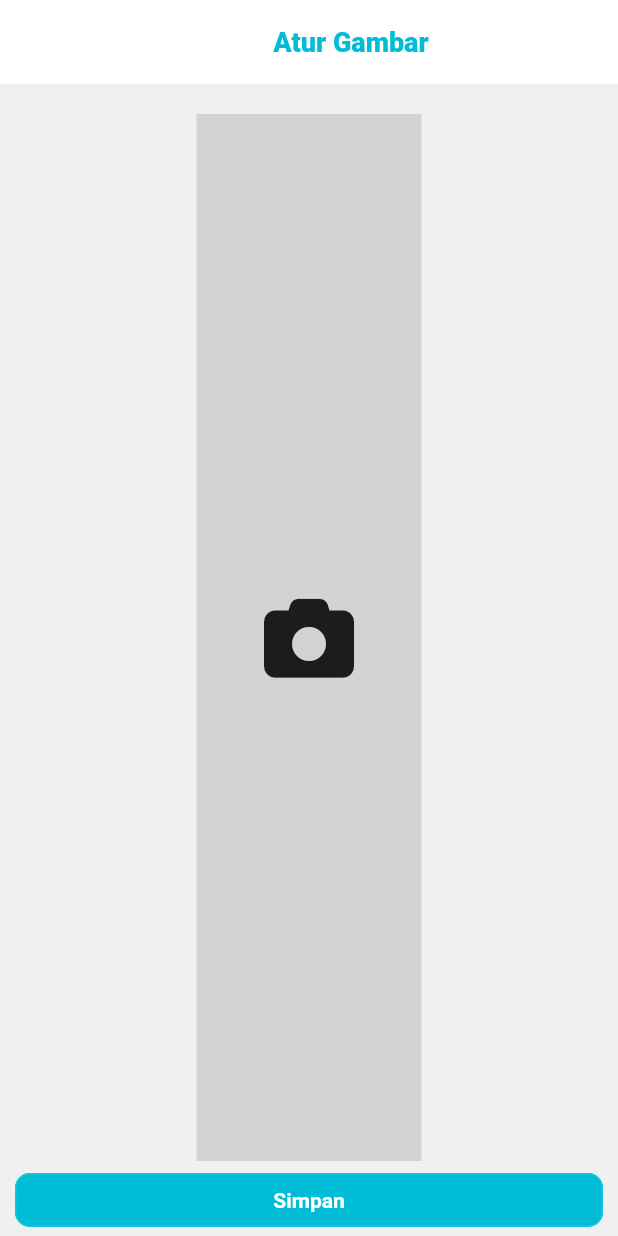
After one commit to bucillo/pesenansayurbaru, a Flutter app: the ContentOrderImage screen opened directly, on a phone screen of 412 x 824 dp. The commit adds this screen. Run offline on Flutter 3.47's test engine with Material 2 defaults, Android fonts, the phone set to English and light mode, and no system bars; our stand-ins replace cached_network_image, flutter_icons, image_picker, package_info, shared_preferences; missing offline and left inert: dart:ffi; accounts and stored records are empty; network calls fail.

Commit message:
Revisi Image

```diff
--- a/lib/models/order.dart
+++ b/lib/models/order.dart
@@ -12,12 +12,14 @@ class Order {
   final String statusConfirm;
   final String imageSent;
   final String imageReceipt;
+  final String image;
   final String active;
 
   Order(
       {this.id = "0",
       this.imageSent = "",
       this.imageReceipt = "",
+      this.image = "",
       this.code,
       this.date,
       this.customerName,
@@ -38,6 +40,7 @@ class Order {
         statusConfirm = json["status_confirm"],
         imageSent = json["image_sent"],
         imageReceipt = json["image_receipt"],
+        image = json["image"],
         active = json["active"];
 
   Map<String, dynamic> toJson() => <String, dynamic>{
@@ -51,6 +54,7 @@ class Order {
         'status_confirm': this.statusConfirm,
         'image_sent': this.imageSent,
         'image_receipt': this.imageReceipt,
+        'image': this.image,
         'active': this.active
       };
 
@@ -176,6 +180,28 @@ class Order {
     return response;
   }
 
+
+  static Future<Map> setImage(
+      {@required BuildContext context,
+      @required String code,
+      @required String attachment,
+      bool showLoading = true}) async {
+    Map _parameter = {
+      "token": Global.getShared(key: Prefs.PREFS_USER_TOKEN),
+      "hash": Global.getShared(key: Prefs.PREFS_USER_HASH),
+      "code": code,
+      "attachment": attachment
+    };
+
+    final response = await Global.postTimeout(
+        context: context,
+        url: "Transaksi_Pembelian/setImageData",
+        data: _parameter,
+        withLoading: showLoading);
+
+    return response;
+  }
+
   static Future<Map> delete(
       {@required BuildContext context,
       @required String code,
--- /dev/null
+++ b/lib/screens/content_order_image.dart
@@ -0,0 +1,138 @@
+import 'dart:io';
+
+import 'package:PesenSayur/models/api.dart';
+import 'package:PesenSayur/models/order.dart';
+import 'package:PesenSayur/util/const.dart';
+import 'package:PesenSayur/util/dialog.dart';
+import 'package:PesenSayur/util/global.dart';
+import 'package:flutter/material.dart';
+import 'package:flutter_icons/flutter_icons.dart';
+import 'package:image_picker/image_picker.dart';
+
+class ContentOrderImage extends StatefulWidget {
+  final Order order;
+  const ContentOrderImage({Key key, this.order}) : super(key: key);
+
+  @override
+  _ContentOrderImageState createState() => _ContentOrderImageState();
+}
+
+class _ContentOrderImageState extends State<ContentOrderImage> {
+  File image;
+
+  @override
+  void initState() {
+    super.initState();
+  }
+
+  @override
+  Widget build(BuildContext context) {
+    return WillPopScope(
+      // ignore: missing_return
+      onWillPop: () {
+        Navigator.of(context).pop(true);
+      },
+      child: SafeArea(
+          child: Scaffold(
+        appBar: AppBar(
+            backgroundColor: Colors.white,
+            title: Center(
+                child: Text(
+              "Atur Gambar",
+              style: TextStyle(color: Constants.lightAccent),
+            ))),
+        body: _content(),
+      )),
+    );
+  }
+
+  Widget _content() {
+    return Container(
+      margin: EdgeInsets.only(top: 20),
+      padding: EdgeInsets.symmetric(horizontal: 10),
+      child: Stack(
+        children: [
+          Align(
+            alignment: Alignment.bottomCenter,
+            child: Container(
+              margin: EdgeInsets.only(top: 50),
+              width: double.infinity,
+              child: FlatButton(
+                child: Text(
+                  "Simpan",
+                  style: TextStyle(fontSize: 14, fontWeight: FontWeight.w600),
+                ),
+                shape: new RoundedRectangleBorder(
+                  borderRadius: new BorderRadius.circular(10),
+                  side: BorderSide(color: Constants.darkAccent),
+                ),
+                color: Constants.lightAccent,
+                textColor: Colors.white,
+                onPressed: submit,
+              ),
+            ),
+          ),
+          Container(
+            margin: const EdgeInsets.only(bottom: 50),
+            child: Center(
+              child: Column(
+                mainAxisAlignment: MainAxisAlignment.center,
+                crossAxisAlignment: CrossAxisAlignment.center,
+                children: [
+                  Expanded(
+                    flex: 1,
+                    child: GestureDetector(
+                      onTap: () => picker(context, ImageSource.camera),
+                      child: Container(
+                        width: 150,
+                        height: 250,
+                        color: Colors.black12,
+                        child: (image == null)
+                            ? Icon(FontAwesome.camera, size: 60)
+                            : Image.file(image, width: 300),
+                      ),
+                    ),
+                  ),
+                ],
+              ),
+            ),
+          ),
+        ],
+      ),
+    );
+  }
+
+  void submit() async {
+    if (image == null) {
+      Dialogs.showSimpleText(
+          context: context, text: "Foto pesanan terlebih dahulu");
+    }
+    else {
+      final response = API.fromJson(await Order.setImage(
+          context: context,
+          code: widget.order.id,
+          attachment: Global.base64Image(file: image)));
+      if (response.success) {
+        Dialogs.hideDialog(context: context);
+      }
+      else Dialogs.showSimpleText(context: context, text: response.message);
+    }
+  }
+
+  Future picker(BuildContext _context, ImageSource _imageSource,
+      {int type = 0}) async {
+    try {
+      File img = await ImagePicker.pickImage(
+          source: _imageSource, maxWidth: 800, maxHeight: 800);
+      if (img != null) {
+        // String img64 = Global.base64Image(file: img);
+        if (type == 0)
+          image = img;
+
+        setState(() {});
+      }
+    } catch (ex) {
+      print(ex);
+    }
+  }
+}
```
Also changed, not shown: lib/screens/content_image_url.dart (added, +59 -0 lines), lib/screens/content_order_history.dart (+80 -9 lines).
